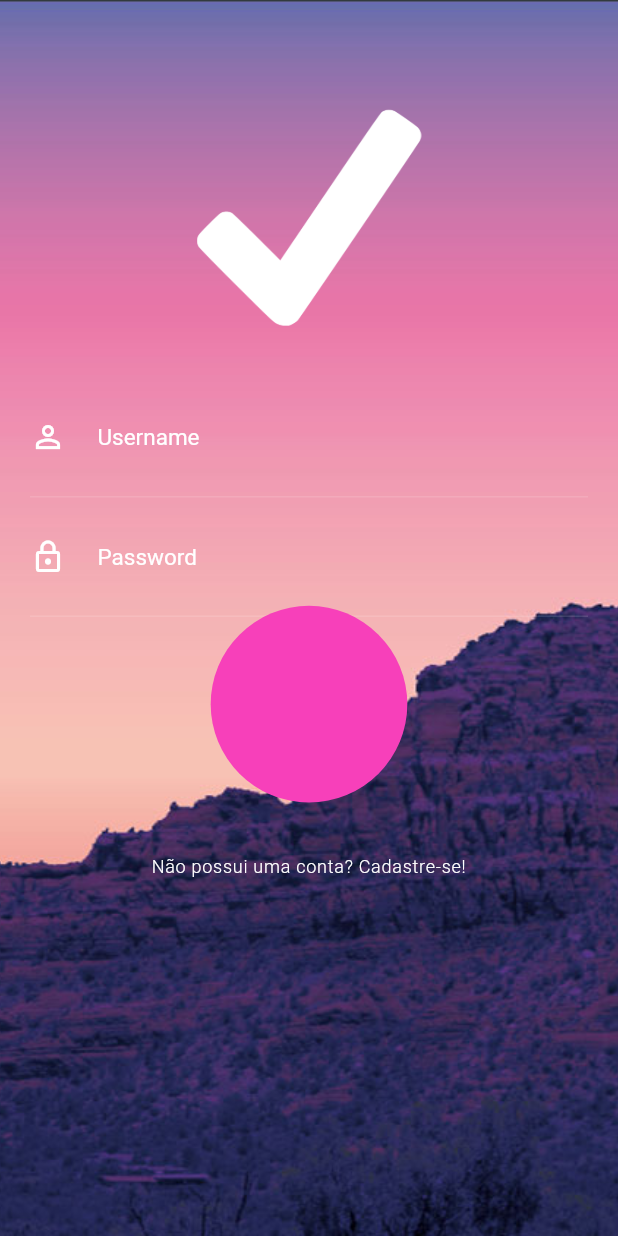
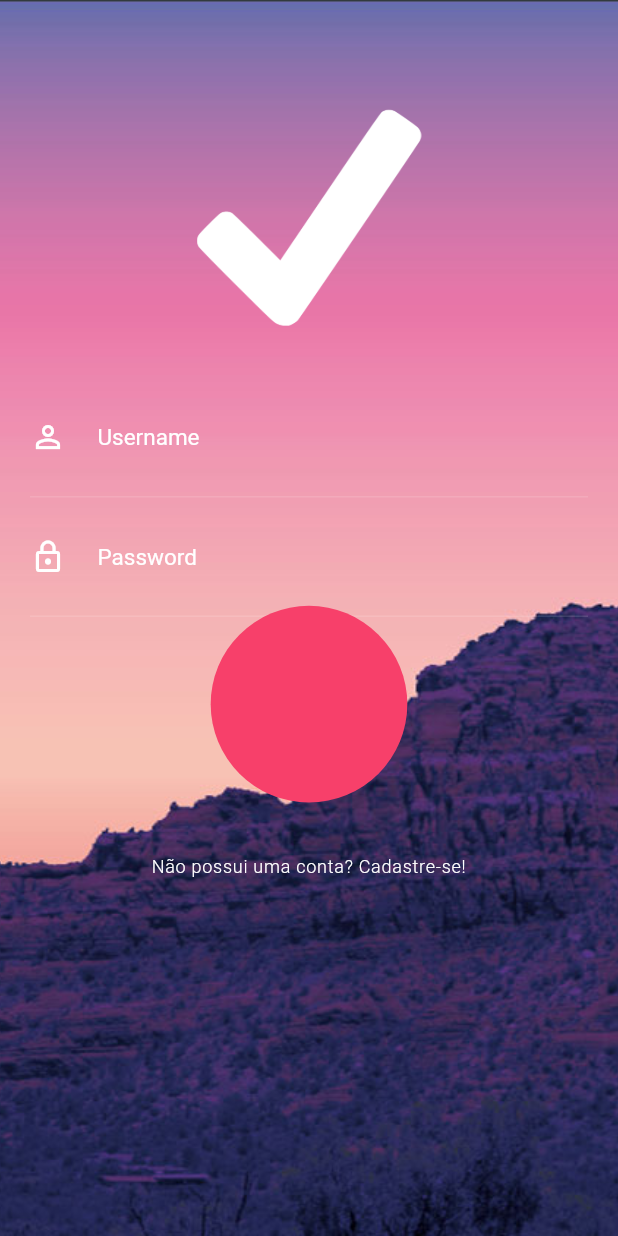
Before and after one commit to Batthez/flutter-animations, a Flutter app: the screen it shows after launch, after a tap on "Não possui uma conta? Cadastre-se!", on a phone screen of 412 x 824 dp. Run offline on Flutter 3.47's test engine with Material 2 defaults, Android fonts, the phone set to English and light mode, and no system bars.

Commit message:
finalizando com utilização do Hero

```diff
--- a/lib/main.dart
+++ b/lib/main.dart
@@ -1,5 +1,4 @@
 import 'package:flutter/material.dart';
-import 'package:flutter_animations/screens/home/home_screen.dart';
 import 'package:flutter_animations/screens/login/login_screen.dart';
 
 void main() {
--- a/lib/screens/home/widgets/stagger_animation.dart
+++ b/lib/screens/home/widgets/stagger_animation.dart
@@ -1,6 +1,7 @@
 import 'package:flutter/material.dart';
 
 import 'animated_list_view.dart';
+import 'fade_container.dart';
 import 'home_top.dart';
 
 class StaggerAnimation extends StatelessWidget {
@@ -22,13 +23,23 @@ class StaggerAnimation extends StatelessWidget {
             0.8,
             curve: Curves.ease
           ),
-        ));
+        )),
+        fadeAnimation = ColorTween(
+          begin: Color.fromRGBO(247, 64, 106, 1.0),
+          end: Color.fromRGBO(247, 64, 106, 0.0)
+        ).animate(
+          CurvedAnimation(parent: controller, curve: Curves.decelerate)
+        )
+  ;
 
   final Animation<double> containerGrow;
   final Animation<EdgeInsets> listSlidePosition;
+  final Animation<Color> fadeAnimation;
 
   Widget _buildAnimation(BuildContext context, Widget child) {
-    return ListView(
+    return Stack(
+      children: [
+        ListView(
           padding: EdgeInsets.zero,
           children: [
             HomeTop(
@@ -38,6 +49,13 @@ class StaggerAnimation extends StatelessWidget {
               listSlidePostion: listSlidePosition,
             )
           ],
+        ),
+        IgnorePointer(
+          child: FadeContainer(
+            fadeAnimation: fadeAnimation,
+          ),
+        )
+      ] ,
     );
   }
 
--- a/lib/screens/login/login_screen.dart
+++ b/lib/screens/login/login_screen.dart
@@ -1,4 +1,5 @@
 import 'package:flutter/material.dart';
+import 'package:flutter_animations/screens/home/home_screen.dart';
 import 'package:flutter_animations/screens/login/widgets/form_container.dart';
 import 'package:flutter_animations/screens/login/widgets/sign_up_button.dart';
 import 'package:flutter_animations/screens/login/widgets/stagger_animation.dart';
@@ -22,6 +23,14 @@ class _LoginScreenState extends State<LoginScreen>
       vsync: this,
       duration: Duration(seconds: 2)
     );
+
+    _animationController.addStatusListener((status) {
+      if(status == AnimationStatus.completed){
+        Navigator.of(context).pushReplacement(
+          MaterialPageRoute(builder: (context) => HomeScreen())
+        );
+      }
+    });
   }
 
   @override
--- a/lib/screens/login/widgets/stagger_animation.dart
+++ b/lib/screens/login/widgets/stagger_animation.dart
@@ -47,13 +47,15 @@ class StaggerAnimation extends StatelessWidget {
         onTap: () {
           controller.forward();
         },
+        child: Hero(
+          tag: "fade",
           child: buttonZoomOut.value <= 60
               ? Container(
             width: buttonSqueeze.value,
             height: 60,
             alignment: Alignment.center,
             decoration: BoxDecoration(
-                    color: Color.fromRGBO(247, 64, 186, 1.0),
+                color: Color.fromRGBO(247, 64, 106, 1.0),
                 borderRadius: BorderRadius.all(Radius.circular(30.0))),
             child: _buildInside(context),
           )
@@ -61,10 +63,11 @@ class StaggerAnimation extends StatelessWidget {
             width: buttonZoomOut.value,
             height: buttonZoomOut.value,
             decoration: BoxDecoration(
-                    color: Color.fromRGBO(247, 64, 186, 1.0),
+                color: Color.fromRGBO(247, 64, 106, 1.0),
                 shape: buttonZoomOut.value < 500
                     ? BoxShape.circle
                     : BoxShape.rectangle),
+          ),
         ),
       ),
     );
```
Also changed, not shown: lib/screens/home/widgets/fade_container.dart (added, +20 -0 lines). Lines whose indentation alone changed are shown as unchanged.
